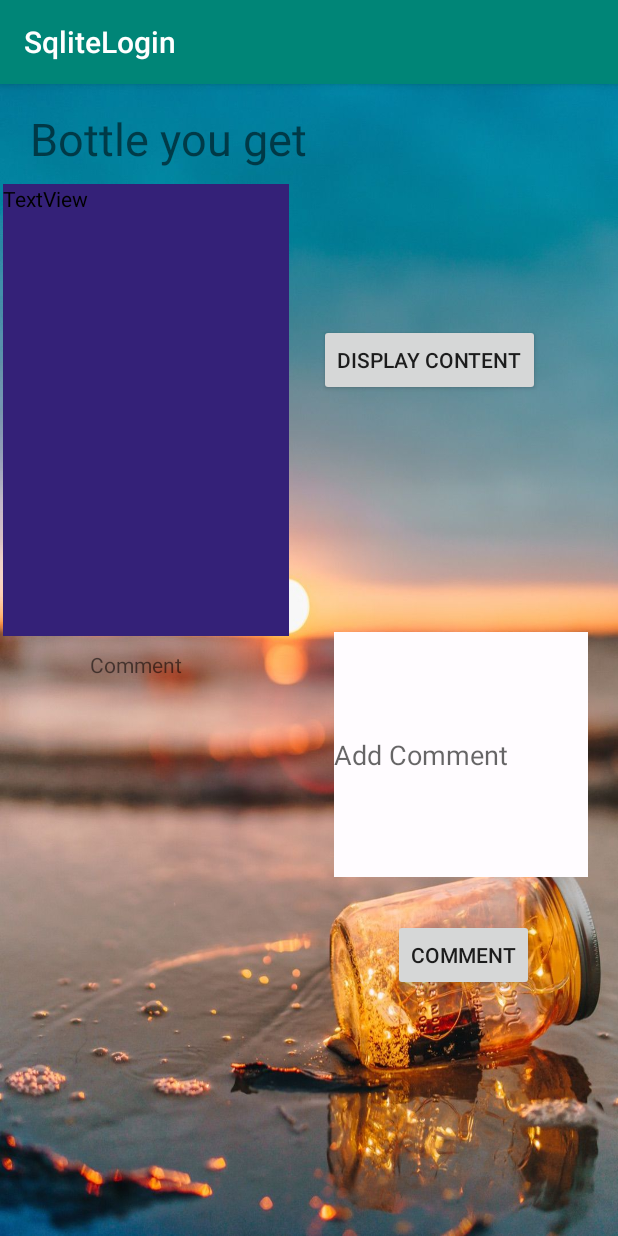
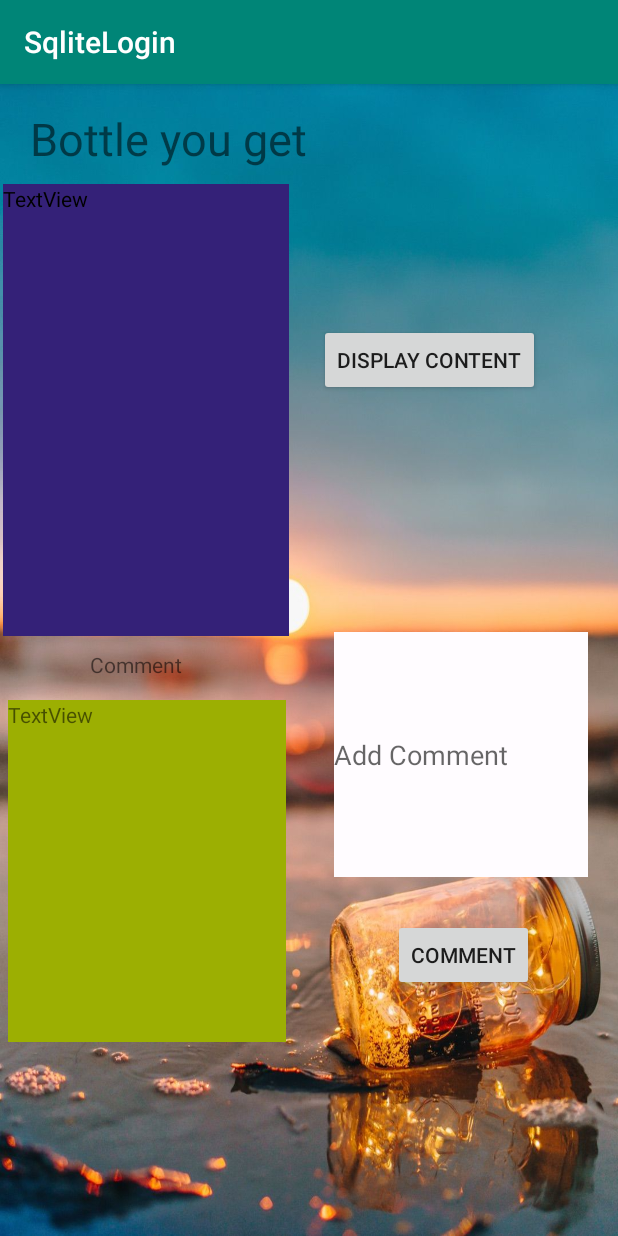
Before and after one commit to Xuhan233/Sqlitelogin2, an Android app: the Pick_bottle screen opened directly, with no data from a screen before it, on a phone screen of 412 x 824 dp. Run offline under Robolectric (Android 15) with nearby library versions, the phone set to English and light mode, and no system bars.

Commit message:
V9.2 Recoding

```diff
--- a/app/src/main/java/com/example/sqlitelogin/IMade.java
+++ b/app/src/main/java/com/example/sqlitelogin/IMade.java
@@ -24,9 +24,9 @@ public class IMade extends Activity {
         Bundle buldle = intent.getExtras();
         ArrayList<ArrayList<String>> list =((ArrayList<ArrayList<String>>) buldle.getSerializable("arrayList"));
         ArrayList<String> display = new ArrayList<>();
-        for(int i = 0; i<list.size();i++){
+        for(int i = 0; i<list.get(0).size();i++){
 
-            display.add(String.format("ID:%s\ntime:%s\nusernameReceive:%s\nusernameSend:%s",list.get(0).get(i), list.get(1).get(i), list.get(2).get(i), list.get(1).get(3)));
+            display.add(String.format("ID:%s\ntime:%s\nusernameReceive:%s\nusernameSend:%s",list.get(0).get(i), list.get(1).get(i), list.get(2).get(i), list.get(3).get(i)));
         }
 
         ArrayAdapter adapter = new ArrayAdapter(this, android.R.layout.simple_list_item_1, display);
--- a/app/src/main/java/com/example/sqlitelogin/IRead.java
+++ b/app/src/main/java/com/example/sqlitelogin/IRead.java
@@ -24,9 +24,8 @@ public class IRead extends AppCompatActivity {
         Bundle buldle = intent.getExtras();
         ArrayList<ArrayList<String>> list =((ArrayList<ArrayList<String>>) buldle.getSerializable("arrayList"));
         ArrayList<String> display = new ArrayList<>();
-        for(int i = 0; i<list.size();i++){
-
-            display.add(String.format("ID:%s\ntime:%s\nusernameReceive:%s\nusernameSend:%s",list.get(0).get(i), list.get(1).get(i), list.get(2).get(i), list.get(1).get(3)));
+        for(int i = 0; i<list.get(0).size();i++){
+            display.add(String.format("ID:%s\ntime:%s\nusernameReceive:%s\nusernameSend:%s",list.get(0).get(i), list.get(1).get(i), list.get(2).get(i), list.get(1).get(i)));
         }
 
         ArrayAdapter adapter = new ArrayAdapter(this, android.R.layout.simple_list_item_1, display);
--- a/app/src/main/java/com/example/sqlitelogin/Throw_bottle.java
+++ b/app/src/main/java/com/example/sqlitelogin/Throw_bottle.java
@@ -43,7 +43,7 @@ public class Throw_bottle extends AppCompatActivity {
                 String uname = currentupser.getB();
                 String usernameR = null;
                 String time = currentTime();
-                String content = message.toString();
+                String content = message.getText().toString().trim();
                 UserService uService=new UserService(Throw_bottle.this);
                 Bottle bottle = new Bottle(uname,time,usernameR,content);
                 uService.throwBottle(bottle);
--- a/app/src/main/java/com/example/sqlitelogin/service/UserService.java
+++ b/app/src/main/java/com/example/sqlitelogin/service/UserService.java
@@ -148,7 +148,7 @@ public class UserService {
 		SQLiteDatabase sdb=dbHelper.getReadableDatabase();
 		Cursor s = sdb.rawQuery(String.format("select * from CommentDTB where BottleID like '%s'",id),null);
 
-		int bottleIDIndex = s.getColumnIndex("bottleID");
+		int bottleIDIndex = s.getColumnIndex("BottleID");
         int dateCIndex = s.getColumnIndex("dateC");
         int commentIndex = s.getColumnIndex("comment");
         int usernameCIndex = s.getColumnIndex("usernameC");
--- a/app/src/main/res/layout/activity_pick_bottle.xml
+++ b/app/src/main/res/layout/activity_pick_bottle.xml
@@ -80,14 +80,6 @@
         app:layout_constraintEnd_toEndOf="parent"
         app:layout_constraintTop_toBottomOf="@+id/editTextComment" />
 
-    <ListView
-        android:layout_width="203dp"
-        android:layout_height="320dp"
-        android:layout_marginStart="2dp"
-        android:layout_marginTop="11dp"
-        app:layout_constraintStart_toStartOf="parent"
-        app:layout_constraintTop_toBottomOf="@+id/textView4" />
-
     <TextView
         android:id="@+id/textView4"
         android:layout_width="wrap_content"
@@ -98,4 +90,15 @@
         app:layout_constraintStart_toStartOf="parent"
         app:layout_constraintTop_toBottomOf="@+id/bottleContent" />
 
+    <TextView
+        android:id="@+id/textViewComment"
+        android:layout_width="185dp"
+        android:layout_height="228dp"
+        android:layout_marginStart="5dp"
+        android:layout_marginTop="14dp"
+        android:text="TextView"
+        android:background="#9caf02"
+        app:layout_constraintStart_toStartOf="parent"
+        app:layout_constraintTop_toBottomOf="@+id/textView4" />
+
 </android.support.constraint.ConstraintLayout>
```
Also changed, not shown: app/src/main/java/com/example/sqlitelogin/Pick_bottle.java (+19 -7 lines).
